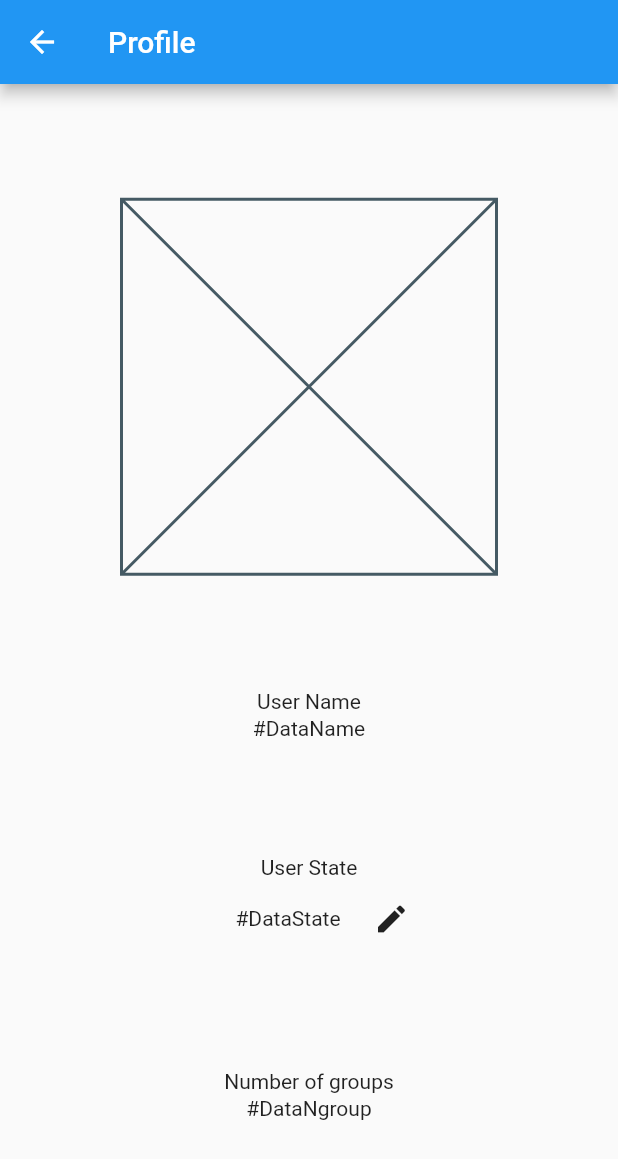
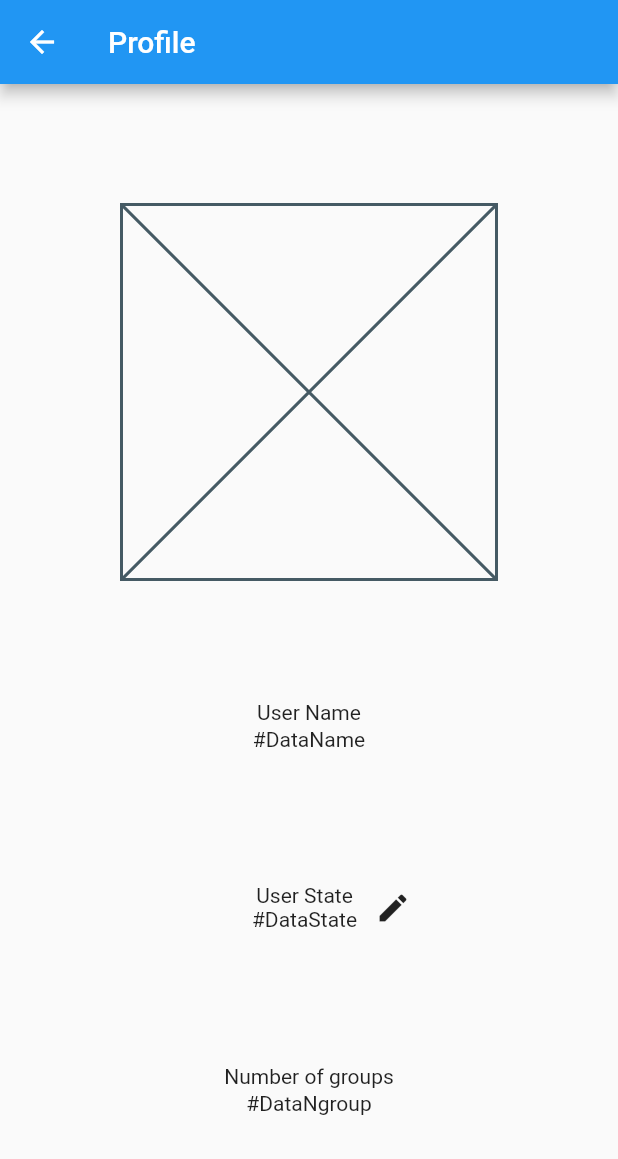
Before and after one commit to Hinox13/Cosas, a Flutter app: the Profile_Screen screen opened directly, on a phone screen of 412 x 824 dp. Shown: the top 1159 px of the screen. Run offline on Flutter 3.47's test engine with Material 2 defaults, Android fonts, the phone set to English and light mode, and no system bars.

Commit message:
Profile arregladissim

```diff
--- a/lib/Layout/Profile/Profile.dart
+++ b/lib/Layout/Profile/Profile.dart
@@ -21,20 +21,22 @@ class Profile_Screen extends StatelessWidget {
                 Text('#DataName'),
               ],
             ),
-            Column(
+            Row(
+              mainAxisAlignment: MainAxisAlignment.center,
               children: <Widget>[
-                Text('User State'),
-                SizedBox(height: 2),
-                Row(
-                  mainAxisAlignment: MainAxisAlignment.center,
-                  crossAxisAlignment: CrossAxisAlignment.center,
+                SizedBox(width: 42),
+                Column(
                   children: <Widget>[
+                    Text('User State'),
                     SizedBox(width: 30),
                     Text('#DataState'),
                     SizedBox(width: 10),
-                    IconButton(icon: Icon(Icons.edit),onPressed: (){},)
                   ],
                 ),
+                IconButton(
+                  icon: Icon(Icons.edit),
+                  onPressed: () {},
+                )
               ],
             ),
             Column(
```
